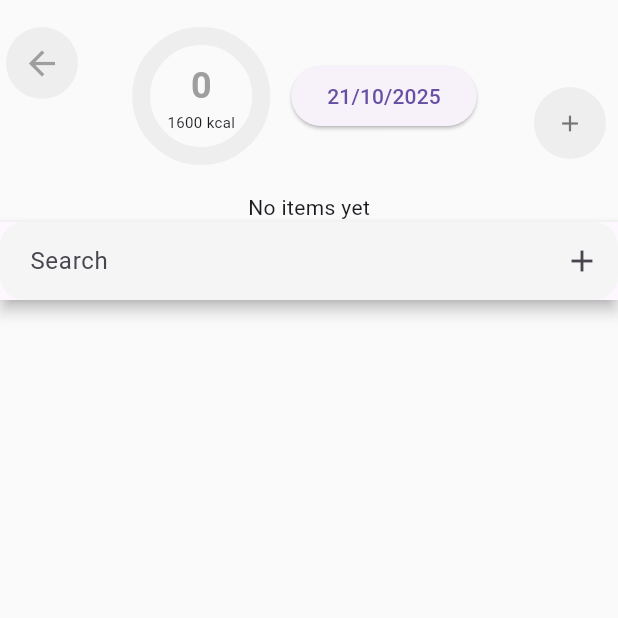
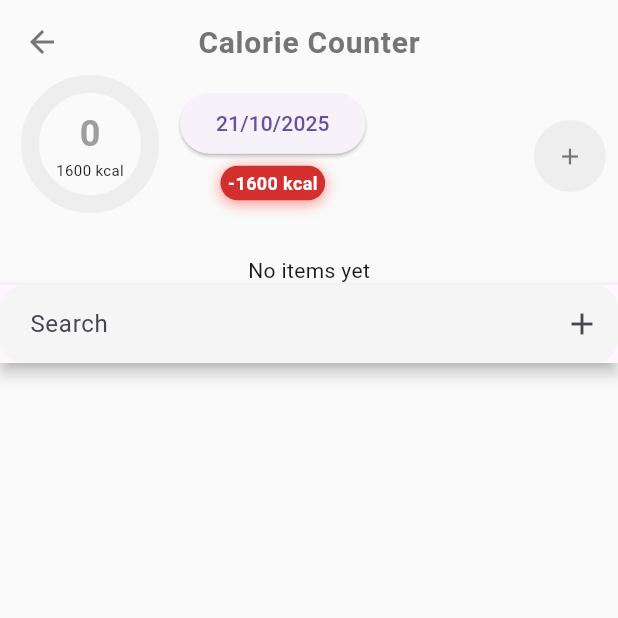
Before and after one commit to AshwaniDev101/Flutter-DisciplinePlus, a Flutter app: the CaloriesCounterPage screen opened directly, on a phone screen of 412 x 824 dp, the top half of it. Run offline on Flutter 3.47's test engine with Material 3 defaults, Android fonts, the phone set to English and light mode, and no system bars; our stand-ins replace cloud_firestore, firebase_core, hive_flutter, just_audio, rxdart, sliding_up_panel; accounts and stored records are empty; generated files the repository leaves out were written again.

Commit message:
Calories Counter page better looking

```diff
--- a/lib/pages/calories_counter_page/calorie_history_page/calorie_history_page.dart
+++ b/lib/pages/calories_counter_page/calorie_history_page/calorie_history_page.dart
@@ -38,15 +38,29 @@ class _CalorieHistoryPageState extends State<CalorieHistoryPage> {
       month: widget.pageDateTime.month,
     );
 
-    _excessCalories = _calculateTotalExcess(_monthStats);
+    _excessCalories = _calculateNetExcess(_monthStats);
     setState(() {}); // Rebuild after loading
   }
 
-  int _calculateTotalExcess(Map<int, FoodStats> monthStats) {
-    return monthStats.values
-        .map((food) => food.calories - AppSettings.atMostProgress)
-        .where((excess) => excess > 0)
-        .fold(0, (sum, e) => sum + e);
+  // int _calculateTotalExcess(Map<int, FoodStats> monthStats) {
+  //   return monthStats.values
+  //       .map((food) => food.calories - AppSettings.atMostProgress)
+  //       .where((excess) => excess > 0)
+  //       .fold(0, (sum, e) => sum + e);
+  // }
+
+  int _calculateNetExcess(Map<int, FoodStats> monthStats) {
+    int total = 0; // start from zero
+
+    for (var food in monthStats.values) {
+      int allowed = AppSettings.atMostProgress;
+      int diff = food.calories - allowed;
+
+      // add or subtract directly
+      total += diff;
+    }
+
+    return total;
   }
 
 
@@ -235,22 +249,7 @@ class DayCard extends StatelessWidget {
                                 ),
                               ),
                             ),
-                          // Container(
-                          //   margin: const EdgeInsets.only(top: 2),
-                          //   padding: const EdgeInsets.symmetric(horizontal: 5, vertical: 1),
-                          //   decoration: BoxDecoration(
-                          //     color: Colors.red.shade600,
-                          //     borderRadius: BorderRadius.circular(10),
-                          //   ),
-                          //   child: Text(
-                          //     '+${foodStats.calories - AppSettings.atMostProgress}',
-                          //     style: const TextStyle(
-                          //       color: Colors.white,
-                          //       fontSize: 10,
-                          //       fontWeight: FontWeight.bold,
-                          //     ),
-                          //   ),
-                          // ),
+
                       ],
                     ),
 
--- a/lib/pages/calories_counter_page/calories_counter_page.dart
+++ b/lib/pages/calories_counter_page/calories_counter_page.dart
@@ -12,6 +12,7 @@ import 'food_manager.dart';
 class CaloriesCounterPage extends StatefulWidget {
 
   final DateTime pageDateTime;
+
   const CaloriesCounterPage({super.key, required this.pageDateTime});
 
   @override
@@ -21,29 +22,50 @@ class CaloriesCounterPage extends StatefulWidget {
 class _CaloriesCounterPageState extends State<CaloriesCounterPage> {
   @override
   Widget build(BuildContext context) {
-
-
     return Scaffold(
       backgroundColor: Colors.grey[50],
 
+      appBar: AppBar(
+        backgroundColor: Colors.transparent, // makes it transparent
+        elevation: 0, // removes shadow
+        centerTitle: true, // centers the title
+        iconTheme: IconThemeData(
+          color: Colors.grey[600], // change this to any color you like
+        ),
+        title: Text(
+          'Calorie Counter',
+          style: TextStyle(
+            color: Colors.grey[600], // change to white if you have dark background
+            fontWeight: FontWeight.w600,
+            fontSize: 20,
+            letterSpacing: 0.5,
+
+          ),
+
+
+        ),
+      )
+      ,
 
 
       // ===== BODY =====
       body: SafeArea(
         child: Column(
           children: [
-            const SizedBox(height: 14),
+            // const SizedBox(height: 14),
+
 
             /// Displays a progress bar showing how much of the daily calorie goal is consumed.
             CalorieProgressBarDashboard(
               currentDateTime: widget.pageDateTime,
-              stream: FoodManager.instance.watchConsumedFoodStats(widget.pageDateTime),
-                onClickAdd:(){
+              stream: FoodManager.instance.watchConsumedFoodStats(
+                  widget.pageDateTime),
+              onClickAdd: () {
                 AddEditDietFoodDialog.show(context, onAdd: (DietFood food) {
                   _addFood(food);
                 });
               },
-                onClickBack: (){
+              onClickBack: () {
                 Navigator.pop(context);
               },
             ),
@@ -53,24 +75,24 @@ class _CaloriesCounterPageState extends State<CaloriesCounterPage> {
             /// Displays all available and consumed foods in a unified list.
             /// Handles edit and delete actions via callbacks.
             GlobalFoodList(
-              stream: FoodManager.instance.watchMergedFoodList(widget.pageDateTime),
+              stream: FoodManager.instance.watchMergedFoodList(
+                  widget.pageDateTime),
               onEdit: (DietFood food) {
                 AddEditDietFoodDialog.show(
                     context,
                     food: food,
                     onAdd: (DietFood editedFood) {
-
                       _editFood(editedFood);
-
                     }
                 );
               },
               onDeleted: (DietFood food) {
                 _deleteFood(food);
               },
-              onQuantityChange: (double oldValue, double newValue, DietFood food)
-              {
-                FoodManager.instance.changeConsumedCount(newValue - oldValue, food, widget.pageDateTime);
+              onQuantityChange: (double oldValue, double newValue,
+                  DietFood food) {
+                FoodManager.instance.changeConsumedCount(
+                    newValue - oldValue, food, widget.pageDateTime);
               },
 
             ),
@@ -82,6 +104,8 @@ class _CaloriesCounterPageState extends State<CaloriesCounterPage> {
       ),
     );
   }
+
+
 
   // ===== CRUD OPERATIONS =====
 
@@ -98,7 +122,6 @@ class _CaloriesCounterPageState extends State<CaloriesCounterPage> {
     _showSnack('${editedFood.name} edited!');
 
     // FoodHistoryRepository.instance.updateFoodStats(editedFood.foodStats, widget.pageDateTime);
-
 
 
   }
@@ -129,12 +152,13 @@ class _CaloriesCounterPageState extends State<CaloriesCounterPage> {
               hintText: 'Search',
               filled: true,
               fillColor: Colors.grey[100],
-            contentPadding: EdgeInsets.symmetric(horizontal: 16, vertical: 14),
+              contentPadding: EdgeInsets.symmetric(
+                  horizontal: 16, vertical: 14),
               border: OutlineInputBorder(
                 borderRadius: BorderRadius.circular(16),
                 borderSide: BorderSide.none, // removes the default border
               ),
-            suffixIcon:IconButton(onPressed: (){}, icon: Icon(Icons.add))
+              suffixIcon: IconButton(onPressed: () {}, icon: Icon(Icons.add))
           ),
         ),
       ),
@@ -142,5 +166,4 @@ class _CaloriesCounterPageState extends State<CaloriesCounterPage> {
   }
 
 
-
 }
--- a/lib/pages/calories_counter_page/widgets/calorie_progress_bar_dashboard.dart
+++ b/lib/pages/calories_counter_page/widgets/calorie_progress_bar_dashboard.dart
@@ -23,6 +23,19 @@ class _CalorieProgressBarDashboardState
     extends State<CalorieProgressBarDashboard> {
 
 
+
+  Widget _getTitle()
+  {
+    return Padding(
+      padding: const EdgeInsets.all(4.0),
+      child: Text('Calorie Counter',
+          style: TextStyle(
+              fontSize: 16,
+              fontWeight: FontWeight.bold,
+              color: Colors.grey[800])),
+    );
+  }
+
   @override
   Widget build(BuildContext context) {
     return StreamBuilder<FoodStats?>(
@@ -40,9 +53,49 @@ class _CalorieProgressBarDashboardState
         return SizedBox(
           height: 100,
           // color:Colors.white,
-          child: Stack(
+          child: Column(
+            mainAxisAlignment: MainAxisAlignment.start,
+            crossAxisAlignment: CrossAxisAlignment.start,
+            children: [
 
+
+              Stack(
                 children: [
+
+                  // Add button
+                  Positioned(
+                    bottom: 0,
+                    right: 0,
+                    child: Padding(
+                      padding: const EdgeInsets.all(8.0),
+                      child: Container(
+                        decoration: BoxDecoration(
+                          color: Colors.grey[200], // background color
+                          shape: BoxShape.circle,  // makes it circular
+                        ),
+                        child: IconButton(
+                          onPressed: widget.onClickAdd,
+                          icon: Icon(
+                            Icons.add,
+                            color: Colors.grey[600],
+                            size: 18,
+                          ),
+                        ),
+                      ),
+                    ),
+                  ),
+
+
+                  Row(
+                    // mainAxisAlignment: MainAxisAlignment.center,
+                    children: [
+
+                      SizedBox(width: 20,),
+                      // Progress Bar
+                      Stack(
+                        children: [
+
+
                           // Main Center Row
                           Center(
                             child: Row(
@@ -80,7 +133,25 @@ class _CalorieProgressBarDashboardState
                                     ),
                                   ],
                                 ),
-                    const SizedBox(width: 20),
+
+
+                              ],
+                            ),
+                          ),
+
+
+
+
+
+
+                        ],
+                      ),
+                      SizedBox(width: 20,),
+                      // Elevated button and Excess Label
+                      Column(
+                        children: [
+
+
                           ElevatedButton(
                             onPressed: !isSameDate(widget.currentDateTime, DateTime.now())
                                 ? null
@@ -94,87 +165,58 @@ class _CalorieProgressBarDashboardState
                             },
                             child: Text(getCurrentDateFormatted(widget.currentDateTime)),
                           ),
+
+                          SizedBox(height: 4,),
+                          _getExcessCaloriesLabel(caloriesCount)
+
                         ],
                       ),
+                    ],
                   ),
-
-              // Top-left Back Icon
-
-              // Top-left Back Icon
-              Positioned(
-                top: 0,
-                left: 0,
-                child: Padding(
-                  padding: const EdgeInsets.all(4.0),
-                  child: Container(
-                    decoration: BoxDecoration(
-                      color: Colors.grey[200], // background color
-                      shape: BoxShape.circle,  // makes it circular
+                ],
               ),
-                    child: IconButton(
-                      onPressed: widget.onClickBack,
-                      icon: const Icon(
-                        Icons.arrow_back,
-                        color: Colors.grey,
-                        size: 26,
-                      ),
-                    ),
-                  ),
-                ),
-              ),
-
-              Positioned(
-                bottom: 0,
-                right: 0,
-                child: Padding(
-                  padding: const EdgeInsets.all(8.0),
-                  child: Container(
-                    decoration: BoxDecoration(
-                      color: Colors.grey[200], // background color
-                      shape: BoxShape.circle,  // makes it circular
-                    ),
-                    child: IconButton(
-                      onPressed: widget.onClickAdd,
-                      icon: Icon(
-                        Icons.add,
-                        color: Colors.grey[600],
-                        size: 18,
-                      ),
-                    ),
-                  ),
-                ),
-              ),
-
-              // Positioned(
-              //   top: 0,
-              //   right: 0,
-              //   child: Padding(
-              //     padding: const EdgeInsets.all(8.0),
-              //     child: Container(
-              //       decoration: BoxDecoration(
-              //         color: Colors.grey[200], // background color
-              //         shape: BoxShape.circle,  // makes it circular
-              //       ),
-              //       child: IconButton(
-              //         onPressed: widget.onClickAdd,
-              //         icon: Icon(
-              //           Icons.settings,
-              //           color: Colors.grey[600],
-              //           size: 18,
-              //         ),
-              //       ),
-              //     ),
-              //   ),
-              // ),
-
-
-
             ],
           ),
         );
       },
     );
+
   }
 
 
+  Widget _getExcessCaloriesLabel(int caloriesCount) {
+    int diff = caloriesCount - AppSettings.atMostProgress;
+
+    // Add "+" sign only for positive numbers
+    String formatted = '${diff > 0 ? '+$diff' : '$diff'} kcal';
+
+
+    return                             Container(
+      padding: const EdgeInsets.symmetric(horizontal: 5, vertical: 3),
+      decoration: BoxDecoration(
+        color: Colors.red.shade700,
+        borderRadius: BorderRadius.circular(16),
+        boxShadow: [
+          BoxShadow(
+            color: Colors.red.withValues(alpha: 0.6),
+            blurRadius: 8,
+            offset: const Offset(0, 2),
+          ),
+        ],
+      ),
+      child: Text(
+        formatted,
+        style: const TextStyle(
+          color: Colors.white,
+          fontSize: 12,
+          fontWeight: FontWeight.bold,
+        ),
+      ),
+    );
+
+
   }
+
+
+
+}
```
Lines whose indentation alone changed are shown as unchanged.
